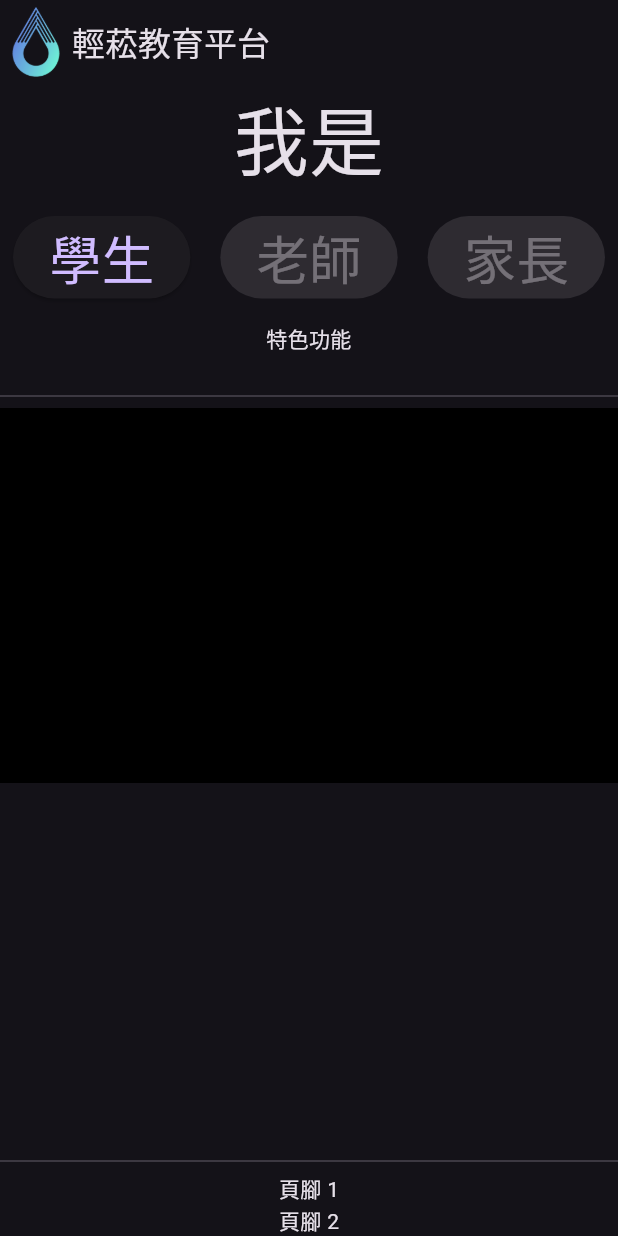
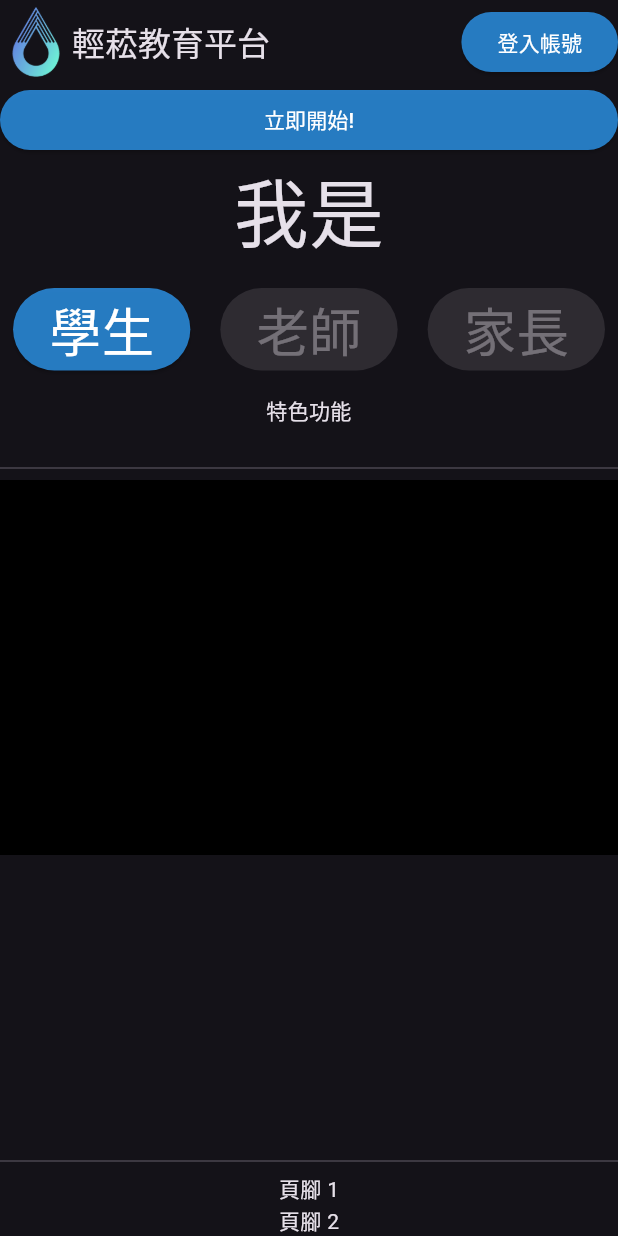
Before and after one commit to Lipoic/EEPTW-APP, a Flutter app: the screen it shows after launch, on a phone screen of 412 x 824 dp. Run offline on Flutter 3.47's test engine with Material 2 defaults, Android fonts, the phone set to English and light mode, and no system bars; our stand-ins replace url_strategy; missing offline and left inert: universal_html; statements that could not run were skipped.

Commit message:
Update main.dart

```diff
--- a/lib/main.dart
+++ b/lib/main.dart
@@ -30,6 +30,10 @@
       theme: ThemeData(
           brightness: Brightness.dark,
           primarySwatch: Colors.indigo,
+          elevatedButtonTheme: ElevatedButtonThemeData(
+              style: ElevatedButton.styleFrom(
+                  primary: const Color.fromARGB(190, 46, 160, 253),
+                  onPrimary: Colors.white)),
           useMaterial3: true),
       home: const HomePage(),
     );
@@ -52,12 +56,24 @@
         leading: Image.asset("assets/images/logo_no_outline.png"),
         titleSpacing: 0,
         title: const Text("輕菘教育平台"),
+        actions: [
+          ElevatedButton(
+              onPressed: () {
+                // TOOD: Login account.
+                showDialog(
+                    context: context,
+                    builder: (context) =>
+                        const AlertDialog(title: Text("登入帳號")));
+              },
+              child: const Text("登入帳號"))
+        ],
       ),
       body: Column(
         children: [
           Expanded(
             child: ListView(
               children: [
+                ElevatedButton(onPressed: () {}, child: const Text("立即開始!")),
                 const Text("我是",
                     style: TextStyle(fontSize: 50),
                     textAlign: EEPTWTextTheme.align),
```
